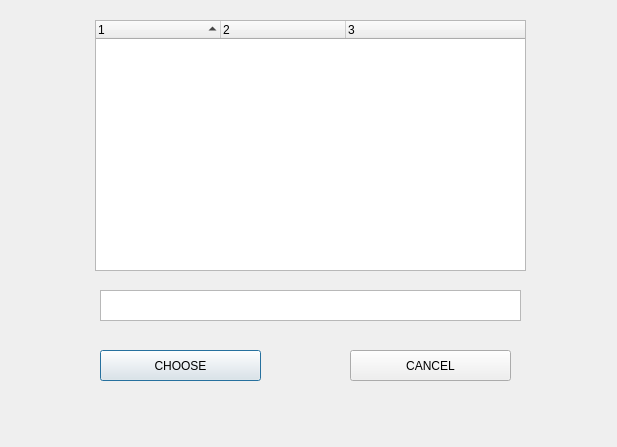
Old version of the form GUI/SymposiumGui/choosedir.ui in the repository RickZack/Symposium.
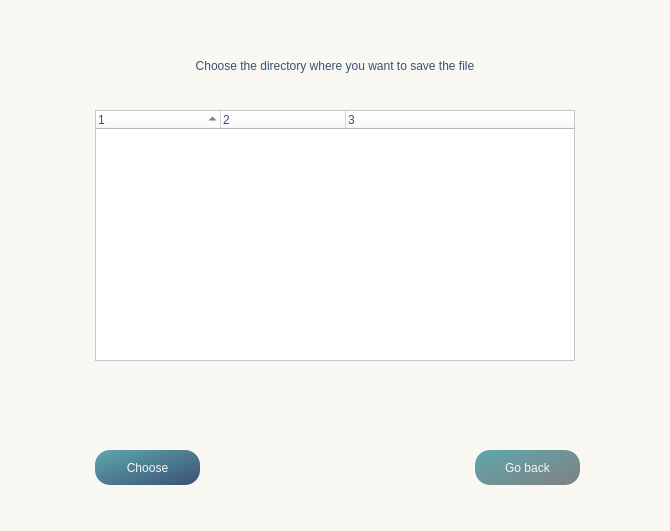
New version of the form.

Patch:
```diff
--- a/GUI/SymposiumGui/choosedir.ui
+++ b/GUI/SymposiumGui/choosedir.ui
@@ -6,61 +6,85 @@
    <rect>
     <x>0</x>
     <y>0</y>
-    <width>617</width>
-    <height>447</height>
+    <width>670</width>
+    <height>531</height>
    </rect>
   </property>
   <property name="windowTitle">
    <string>Dialog</string>
   </property>
   <property name="styleSheet">
-   <string notr="true"/>
+   <string notr="true">background-color:rgb(249, 247, 241);
+</string>
   </property>
   <widget class="QTextBrowser" name="nameDir">
    <property name="geometry">
     <rect>
-     <x>100</x>
-     <y>290</y>
-     <width>421</width>
+     <x>95</x>
+     <y>380</y>
+     <width>480</width>
      <height>31</height>
     </rect>
    </property>
+   <property name="styleSheet">
+    <string notr="true">font: 11pt &quot;Baskerville Old Face&quot;;
+color: rgb(58, 80, 116);
+border:none;</string>
+   </property>
   </widget>
   <widget class="QPushButton" name="choose">
    <property name="geometry">
     <rect>
-     <x>100</x>
-     <y>350</y>
-     <width>161</width>
-     <height>31</height>
+     <x>95</x>
+     <y>450</y>
+     <width>105</width>
+     <height>35</height>
     </rect>
    </property>
+   <property name="styleSheet">
+    <string notr="true">background-color: qlineargradient(x1: 0, y1: 0, x2: 1, y2: 1, stop: 0 rgb(95, 167, 175), stop: 1 rgb(58, 80, 116));
+color: rgb(249, 247, 241); 
+font: 14pt &quot;Baskerville Old Face&quot;;
+border-radius:15px;</string>
+   </property>
    <property name="text">
-    <string>CHOOSE</string>
+    <string>Choose</string>
    </property>
   </widget>
   <widget class="QPushButton" name="cancel">
    <property name="geometry">
     <rect>
-     <x>350</x>
-     <y>350</y>
-     <width>161</width>
-     <height>31</height>
+     <x>475</x>
+     <y>450</y>
+     <width>105</width>
+     <height>35</height>
     </rect>
    </property>
+   <property name="styleSheet">
+    <string notr="true">background-color: qlineargradient(x1: 0, y1: 0, x2: 1, y2: 1, stop: 0 rgb(95, 167, 175), stop: 1 grey);
+color: rgb(249, 247, 241); 
+font: 14pt &quot;Baskerville Old Face&quot;;
+border-radius:15px;</string>
+   </property>
    <property name="text">
-    <string>CANCEL</string>
+    <string>Go back</string>
    </property>
   </widget>
   <widget class="QTreeWidget" name="tree">
    <property name="geometry">
     <rect>
      <x>95</x>
-     <y>20</y>
-     <width>431</width>
+     <y>110</y>
+     <width>480</width>
      <height>251</height>
     </rect>
    </property>
+   <property name="styleSheet">
+    <string notr="true">font: 12pt &quot;Baskerville Old Face&quot;;
+color: rgb(58, 80, 116); 
+background-color:white;
+border-color: rgb(58, 80, 116);</string>
+   </property>
    <property name="horizontalScrollBarPolicy">
     <enum>Qt::ScrollBarAsNeeded</enum>
    </property>
@@ -122,6 +146,26 @@
     </property>
    </column>
   </widget>
+  <widget class="QLabel" name="label">
+   <property name="geometry">
+    <rect>
+     <x>95</x>
+     <y>50</y>
+     <width>480</width>
+     <height>31</height>
+    </rect>
+   </property>
+   <property name="styleSheet">
+    <string notr="true">font: 14pt &quot;Baskerville Old Face&quot;;
+color: rgb(58, 80, 116); </string>
+   </property>
+   <property name="text">
+    <string>Choose the directory where you want to save the file</string>
+   </property>
+   <property name="alignment">
+    <set>Qt::AlignCenter</set>
+   </property>
+  </widget>
  </widget>
  <resources/>
  <connections/>
```
Left out of the diff: 2 changed lines with no effect on the pictures.
